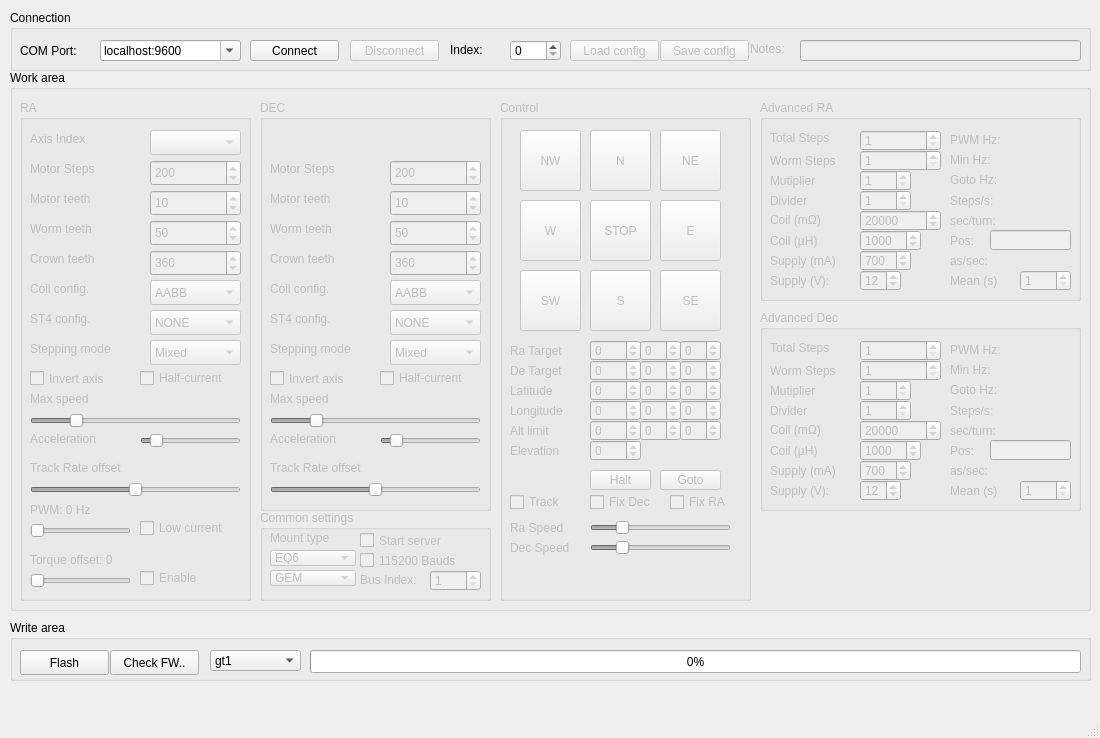
The window that mainwindow.ui (ahp-electronics/gt-configurator) describes before a commit, drawn with Qt 5.
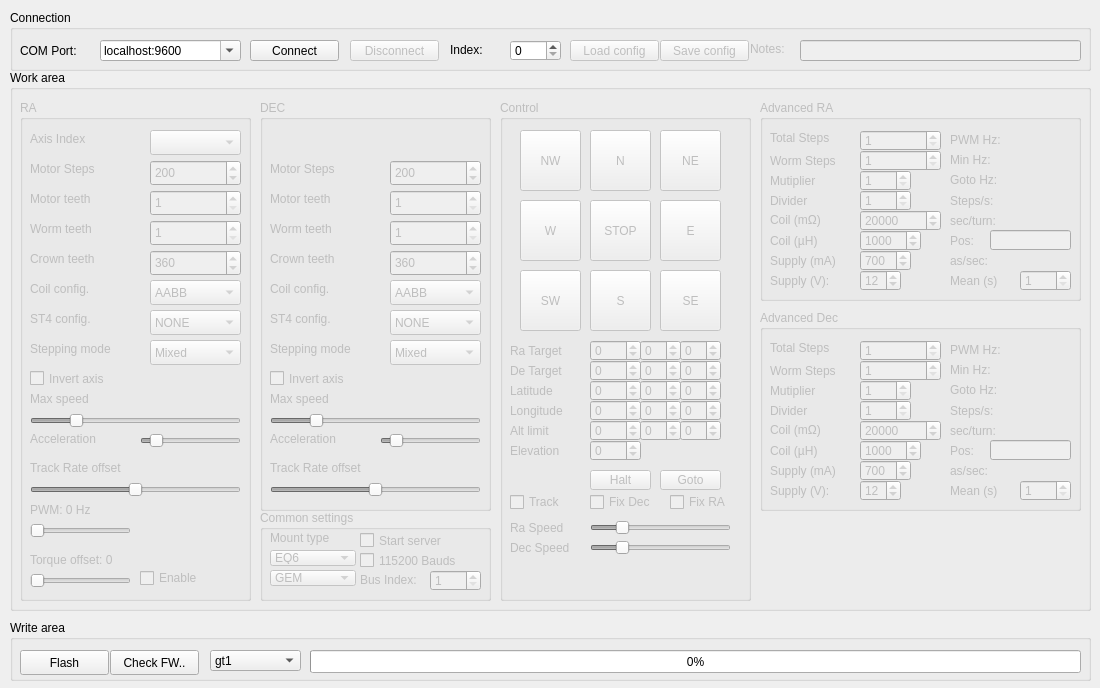
The same window after the commit.

Patch:
```diff
--- a/mainwindow.ui
+++ b/mainwindow.ui
@@ -7,7 +7,7 @@
     <x>0</x>
     <y>0</y>
     <width>1100</width>
-    <height>738</height>
+    <height>688</height>
    </rect>
   </property>
   <widget class="QWidget" name="centralwidget">
@@ -1536,7 +1536,7 @@
        <number>16777215</number>
       </property>
       <property name="value">
-       <number>50</number>
+       <number>1</number>
       </property>
      </widget>
      <widget class="QSpinBox" name="Crown_0">
@@ -1694,7 +1694,7 @@
        <number>16777215</number>
       </property>
       <property name="value">
-       <number>10</number>
+       <number>1</number>
       </property>
      </widget>
      <widget class="QLabel" name="label_15">
@@ -1843,19 +1843,6 @@
        <string>Stepping mode</string>
       </property>
      </widget>
-     <widget class="QCheckBox" name="HalfCurrent_0">
-      <property name="geometry">
-       <rect>
-        <x>120</x>
-        <y>270</y>
-        <width>101</width>
-        <height>16</height>
-       </rect>
-      </property>
-      <property name="text">
-       <string>Half-current</string>
-      </property>
-     </widget>
      <widget class="QSlider" name="TrackRate_0">
       <property name="geometry">
        <rect>
@@ -1958,19 +1945,6 @@
        <string>PWM: 0 Hz</string>
       </property>
      </widget>
-     <widget class="QCheckBox" name="HalfCurrent">
-      <property name="geometry">
-       <rect>
-        <x>120</x>
-        <y>420</y>
-        <width>111</width>
-        <height>16</height>
-       </rect>
-      </property>
-      <property name="text">
-       <string>Low current</string>
-      </property>
-     </widget>
      <widget class="QCheckBox" name="TorqueOffsetEnable">
       <property name="enabled">
        <bool>false</bool>
@@ -2082,7 +2056,7 @@
        <number>16777215</number>
       </property>
       <property name="value">
-       <number>50</number>
+       <number>1</number>
       </property>
      </widget>
      <widget class="QSpinBox" name="Crown_1">
@@ -2240,7 +2214,7 @@
        <number>16777215</number>
       </property>
       <property name="value">
-       <number>10</number>
+       <number>1</number>
       </property>
      </widget>
      <widget class="QLabel" name="label_16">
@@ -2389,19 +2363,6 @@
        <string>Stepping mode</string>
       </property>
      </widget>
-     <widget class="QCheckBox" name="HalfCurrent_1">
-      <property name="geometry">
-       <rect>
-        <x>120</x>
-        <y>270</y>
-        <width>101</width>
-        <height>16</height>
-       </rect>
-      </property>
-      <property name="text">
-       <string>Half-current</string>
-      </property>
-     </widget>
      <widget class="QLabel" name="TrackRate_label_1">
       <property name="geometry">
        <rect>
@@ -2886,17 +2847,6 @@
     </widget>
    </widget>
   </widget>
-  <widget class="QMenuBar" name="menubar">
-   <property name="geometry">
-    <rect>
-     <x>0</x>
-     <y>0</y>
-     <width>1100</width>
-     <height>22</height>
-    </rect>
-   </property>
-  </widget>
-  <widget class="QStatusBar" name="statusbar"/>
   <action name="actionOpen_FW">
    <property name="text">
     <string>Open FW...</string>
```
